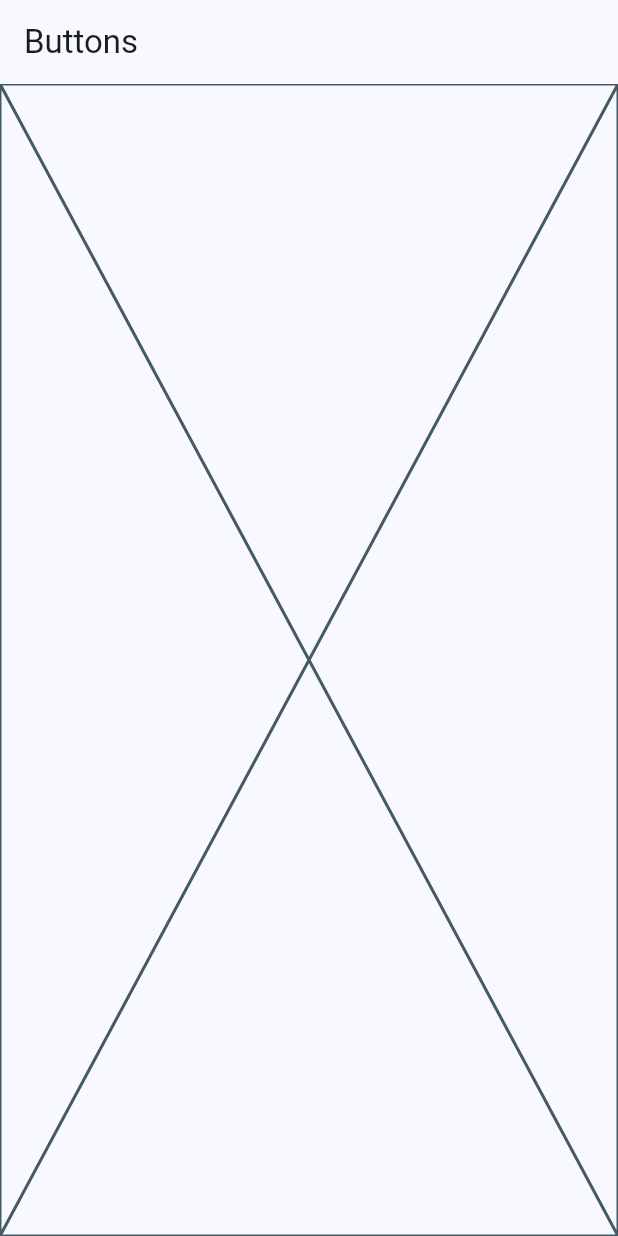
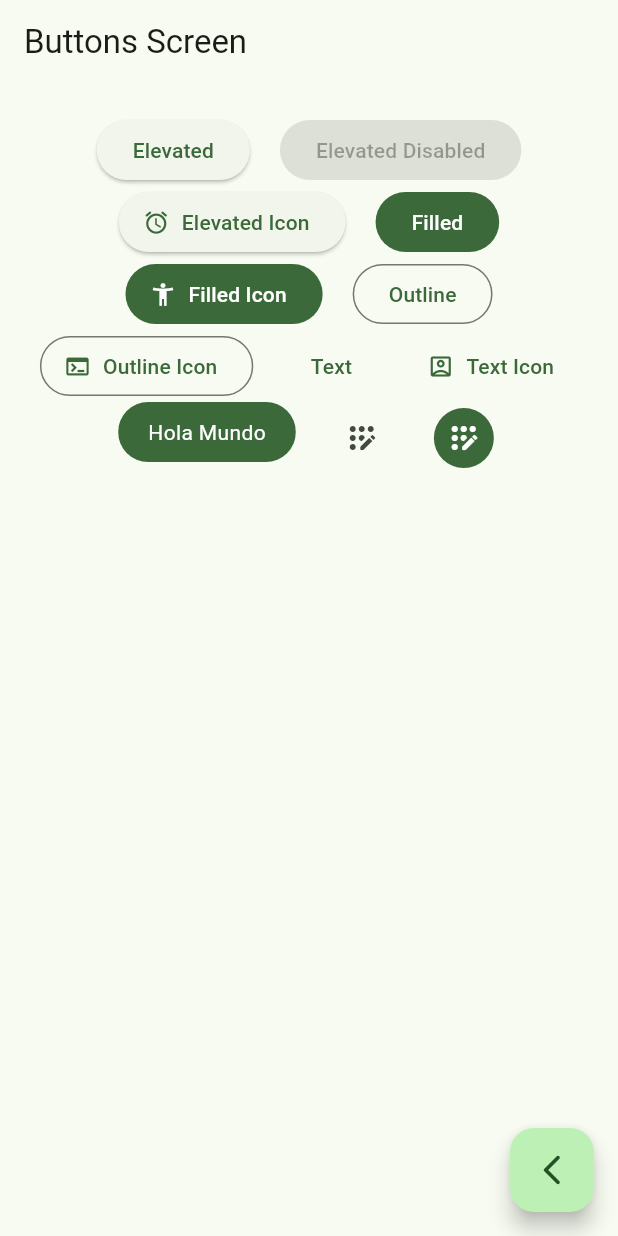
Before and after one commit to amarianjel/flutter_widgets_app, a Flutter app: the ButtonsScreen screen opened by its route, on a phone screen of 412 x 824 dp. Run offline on Flutter 3.47's test engine with Material 2 defaults, Android fonts, the phone set to English and light mode, and no system bars; our stand-ins replace go_router.

Commit message:
Buttons screen finished

```diff
--- a/lib/main.dart
+++ b/lib/main.dart
@@ -14,7 +14,7 @@ class MainApp extends StatelessWidget {
     return MaterialApp.router(
       routerConfig: appRouter,
       debugShowCheckedModeBanner: false,
-      theme: AppTheme(selectedColor: 0).getTheme(),
+      theme: AppTheme(selectedColor: 2).getTheme(),
     );
   }
 }
--- a/lib/presentation/screens/buttons/buttons_screen.dart
+++ b/lib/presentation/screens/buttons/buttons_screen.dart
@@ -1,4 +1,5 @@
 import 'package:flutter/material.dart';
+import 'package:go_router/go_router.dart';
 
 class ButtonsScreen extends StatelessWidget {
 
@@ -10,9 +11,108 @@ class ButtonsScreen extends StatelessWidget {
   Widget build(BuildContext context) {
     return Scaffold(
       appBar: AppBar(
-        title: const Text('Buttons'),
+        title: const Text('Buttons Screen'),
       ),
-      body: const Placeholder(),
+      body: const _ButtonsView(), //+ Esta todo mas abajo con el cuerpo de los botones
+      floatingActionButton: FloatingActionButton(
+        child: const Icon( Icons.arrow_back_ios_new_rounded ),
+        onPressed: (){
+          context.pop();  //+ Se sale de la pantalla
+        },
+      ),
     );
   }
 }
+
+class _ButtonsView extends StatelessWidget {
+  const _ButtonsView();
+
+  @override
+  Widget build(BuildContext context) {
+
+    final colors = Theme.of(context).colorScheme;
+
+    return SizedBox(
+      width: double.infinity, //+ Lo que puedea el padre
+      child: Padding(
+        padding: const EdgeInsets.symmetric(horizontal: 10, vertical: 20),
+        child: Wrap(  //README: Wrap es similar a las columnas y lo que hace rellena
+          spacing: 20,
+          alignment: WrapAlignment.center,
+          children: [
+            ElevatedButton(onPressed: () {}, child: const Text('Elevated')),
+            const ElevatedButton(onPressed: null, child: Text('Elevated Disabled')),
+
+            ElevatedButton.icon(
+              onPressed: (){},
+              icon: const Icon( Icons.access_alarm_rounded),
+              label: const Text('Elevated Icon')
+            ),
+
+            FilledButton(onPressed: (){}, child: const Text('Filled')),
+            FilledButton.icon(
+              onPressed: (){},
+              icon: const Icon( Icons.accessibility_new ),
+              label: const Text('Filled Icon'),
+            ),
+
+            OutlinedButton(onPressed: (){}, child: const Text('Outline')),
+            OutlinedButton.icon(
+              onPressed: (){},
+              label: const Text('Outline Icon'),
+              icon: const Icon( Icons.terminal)
+            ),
+
+            TextButton(onPressed: (){}, child: const Text('Text')),
+            TextButton.icon(
+              onPressed: (){},
+              icon: const Icon( Icons.account_box_outlined),
+              label: const Text('Text Icon'),
+            ),
+
+            // DONE:  Boton personalizado
+            const CustomButton(),
+
+
+            IconButton(onPressed: (){}, icon: const Icon( Icons.app_registration_rounded)),
+            IconButton(
+              onPressed: (){},
+              icon: const Icon( Icons.app_registration_rounded),
+              style: ButtonStyle(
+                backgroundColor: MaterialStatePropertyAll(colors.primary),
+                iconColor: const MaterialStatePropertyAll(Colors.white),
+              ),
+            ),
+
+          ],
+        ),
+      ),
+    );
+  }
+}
+
+
+class CustomButton extends StatelessWidget {
+  const CustomButton({super.key});
+
+  @override
+  Widget build(BuildContext context) {
+
+    final colors = Theme.of(context).colorScheme;
+
+
+    return ClipRRect(
+      borderRadius: BorderRadius.circular(20),
+      child: Material(
+        color: colors.primary,
+        child: InkWell(
+          onTap: () {},
+          child: const Padding(
+            padding: EdgeInsets.symmetric( horizontal: 20, vertical: 10),
+            child: Text('Hola Mundo', style: TextStyle(color: Colors.white))
+          ),
+        ),
+      ),
+    );
+  }
+}
```
